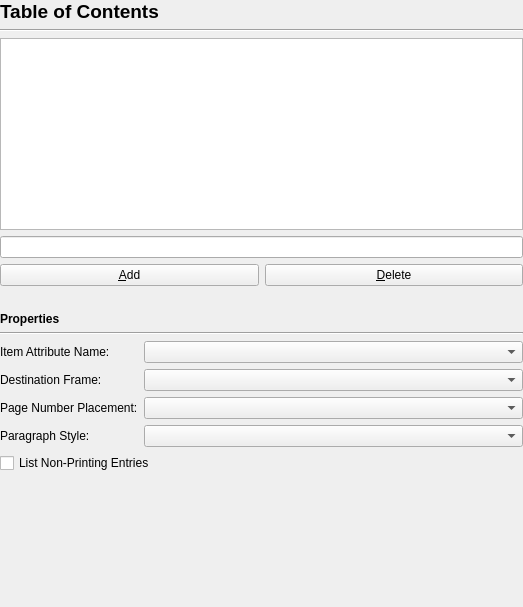
Before: the Qt Designer form scribus/ui/prefs_tableofcontentsbase.ui in scribusproject/scribus, drawn with Qt 5.
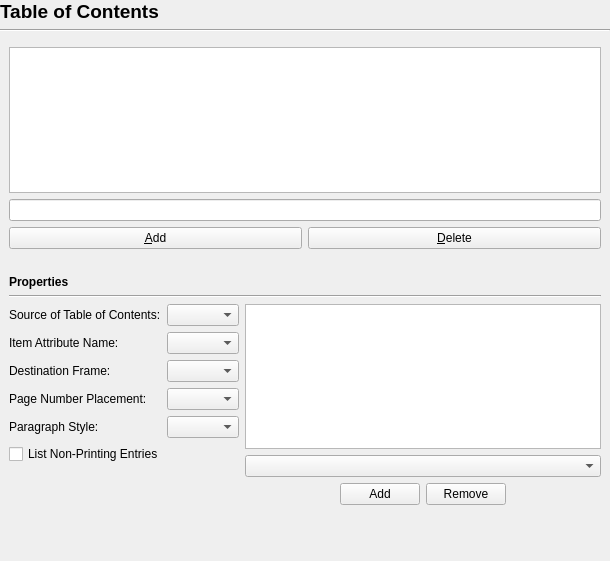
After: the same form once the commit is applied. Custom widgets are drawn as their Qt base class.

Commit message: #5975, #8796: Enable creation of Tables of Contents based on Paragraph Styles

The edit to the form file:
```diff
--- a/scribus/ui/prefs_tableofcontentsbase.ui
+++ b/scribus/ui/prefs_tableofcontentsbase.ui
@@ -6,8 +6,8 @@
    <rect>
     <x>0</x>
     <y>0</y>
-    <width>523</width>
-    <height>607</height>
+    <width>610</width>
+    <height>561</height>
    </rect>
   </property>
   <layout class="QVBoxLayout" name="verticalLayout">
@@ -60,20 +60,11 @@
        <rect>
         <x>0</x>
         <y>0</y>
-        <width>495</width>
-        <height>536</height>
+        <width>610</width>
+        <height>519</height>
        </rect>
       </property>
-      <layout class="QVBoxLayout" name="verticalLayout_2">
-       <property name="leftMargin">
-        <number>0</number>
-       </property>
-       <property name="topMargin">
-        <number>0</number>
-       </property>
-       <property name="rightMargin">
-        <number>0</number>
-       </property>
+      <layout class="QVBoxLayout" name="verticalLayout_3">
        <item>
         <widget class="QListWidget" name="tocListBox"/>
        </item>
@@ -141,11 +132,27 @@
         </widget>
        </item>
        <item>
+        <layout class="QHBoxLayout" name="horizontalLayout_2">
+         <item>
         <layout class="QFormLayout" name="formLayout">
          <property name="formAlignment">
           <set>Qt::AlignLeading|Qt::AlignLeft|Qt::AlignTop</set>
          </property>
          <item row="0" column="0">
+            <widget class="QLabel" name="label_3">
+             <property name="text">
+              <string>Source of Table of Contents:</string>
+             </property>
+            </widget>
+           </item>
+           <item row="0" column="1">
+            <widget class="QComboBox" name="itemToCSource">
+             <property name="toolTip">
+              <string>Whether the Table of Contents will be generated from Paragraph Styles or Item Attributes</string>
+             </property>
+            </widget>
+           </item>
+           <item row="1" column="0">
           <widget class="QLabel" name="tocItemAttrLabel">
            <property name="text">
             <string>Item Attribute Name:</string>
@@ -155,14 +162,14 @@
            </property>
           </widget>
          </item>
-         <item row="0" column="1">
+           <item row="1" column="1">
           <widget class="QComboBox" name="itemAttrComboBox">
            <property name="toolTip">
             <string>The Item Attribute that will be set on frames used as a basis for creation of the entries</string>
            </property>
           </widget>
          </item>
-         <item row="1" column="0">
+           <item row="2" column="0">
           <widget class="QLabel" name="tocDestFrameLabel">
            <property name="text">
             <string>Destination Frame:</string>
@@ -172,14 +179,14 @@
            </property>
           </widget>
          </item>
-         <item row="1" column="1">
+           <item row="2" column="1">
           <widget class="QComboBox" name="itemDestFrameComboBox">
            <property name="toolTip">
             <string>The frame the table of contents will be placed into</string>
            </property>
           </widget>
          </item>
-         <item row="2" column="0">
+           <item row="3" column="0">
           <widget class="QLabel" name="tocNumberPlacementLabel">
            <property name="text">
             <string>Page Number Placement:</string>
@@ -189,14 +196,14 @@
            </property>
           </widget>
          </item>
-         <item row="2" column="1">
+           <item row="3" column="1">
           <widget class="QComboBox" name="itemNumberPlacementComboBox">
            <property name="toolTip">
             <string>Place page numbers of the entries at the beginning or the end of the line, or not at all</string>
            </property>
           </widget>
          </item>
-         <item row="3" column="0">
+           <item row="4" column="0">
           <widget class="QLabel" name="tocParagraphStyleLabel">
            <property name="text">
             <string>Paragraph Style:</string>
@@ -206,14 +213,14 @@
            </property>
           </widget>
          </item>
-         <item row="3" column="1">
+           <item row="4" column="1">
           <widget class="QComboBox" name="itemParagraphStyleComboBox">
            <property name="toolTip">
             <string>The paragraph style used for the entry lines</string>
            </property>
           </widget>
          </item>
-         <item row="4" column="0" colspan="2">
+           <item row="5" column="0" colspan="2">
           <widget class="QCheckBox" name="itemListNonPrintingCheckBox">
            <property name="toolTip">
             <string>Include frames that are set to not print as well</string>
@@ -226,6 +233,66 @@
         </layout>
        </item>
        <item>
+          <layout class="QVBoxLayout" name="verticalLayout_2">
+           <item>
+            <widget class="QListWidget" name="styleListWidget">
+             <property name="sortingEnabled">
+              <bool>true</bool>
+             </property>
+            </widget>
+           </item>
+           <item>
+            <widget class="ParaStyleComboBox" name="paragraphStyleComboBox"/>
+           </item>
+           <item>
+            <layout class="QHBoxLayout" name="horizontalLayout">
+             <item>
+              <spacer name="horizontalSpacer">
+               <property name="orientation">
+                <enum>Qt::Horizontal</enum>
+               </property>
+               <property name="sizeHint" stdset="0">
+                <size>
+                 <width>40</width>
+                 <height>20</height>
+                </size>
+               </property>
+              </spacer>
+             </item>
+             <item>
+              <widget class="QPushButton" name="addStyleButton">
+               <property name="text">
+                <string>Add</string>
+               </property>
+              </widget>
+             </item>
+             <item>
+              <widget class="QPushButton" name="removeStyleButton">
+               <property name="text">
+                <string>Remove</string>
+               </property>
+              </widget>
+             </item>
+             <item>
+              <spacer name="horizontalSpacer_2">
+               <property name="orientation">
+                <enum>Qt::Horizontal</enum>
+               </property>
+               <property name="sizeHint" stdset="0">
+                <size>
+                 <width>40</width>
+                 <height>20</height>
+                </size>
+               </property>
+              </spacer>
+             </item>
+            </layout>
+           </item>
+          </layout>
+         </item>
+        </layout>
+       </item>
+       <item>
         <spacer name="verticalSpacer">
          <property name="orientation">
           <enum>Qt::Vertical</enum>
@@ -244,6 +311,13 @@
    </item>
   </layout>
  </widget>
+ <customwidgets>
+  <customwidget>
+   <class>ParaStyleComboBox</class>
+   <extends>QComboBox</extends>
+   <header>ui/stylecombos.h</header>
+  </customwidget>
+ </customwidgets>
  <resources/>
  <connections/>
 </ui>
```
Lines whose indentation alone changed are shown as unchanged. The commit also changes 12 other files.
